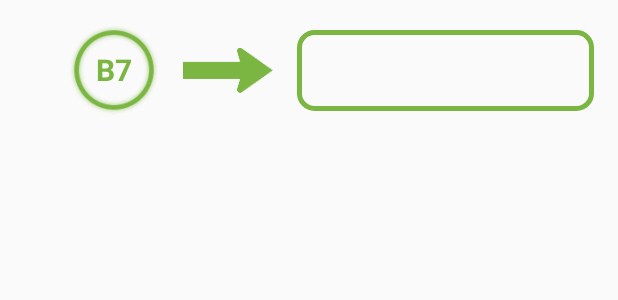
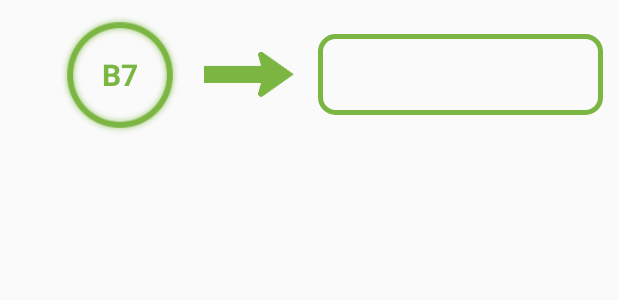
Before and after one commit to daydreamer219/AndroidMysmartlineV4-master, an Android app: the layout row_panel.xml on its own in the app's theme, with its tools: preview values and no code run, on a phone screen of 412 x 824 dp. Shown: the top 300 px of the screen. Run offline under Robolectric (Android 15) with nearby library versions, the phone set to English and light mode, and no system bars.

Commit message:
fix sound and size

```diff
--- a/app/src/main/res/layout/row_panel.xml
+++ b/app/src/main/res/layout/row_panel.xml
@@ -4,7 +4,7 @@
     android:layout_height="wrap_content"
     android:gravity="center_vertical"
     android:orientation="horizontal"
-    android:padding="@dimen/activity_horizontal_margin">
+    android:padding="@dimen/item_padding">
     <LinearLayout
         android:layout_width="match_parent"
         android:layout_height="match_parent"
@@ -13,8 +13,8 @@
         android:layout_marginLeft="@dimen/line_padding">
 
         <LinearLayout
-            android:layout_width="@dimen/btn_width"
-            android:layout_height="@dimen/btn_width"
+            android:layout_width="@dimen/btn_back_width"
+            android:layout_height="@dimen/btn_back_width"
             android:gravity="center"
             android:orientation="vertical"
             android:background="@drawable/ic_panel"
--- a/app/src/main/res/values-w820dp/dimens.xml
+++ b/app/src/main/res/values-w820dp/dimens.xml
@@ -11,6 +11,8 @@
     <dimen name="item_font_size">64sp</dimen>
     <dimen name="action_bar_size">160dip</dimen>
 
+
+
     <dimen name="line_padding">120dp</dimen>
     <dimen name="btn_width">240dp</dimen>
     <dimen name="btn_back_width">320dp</dimen>
```
